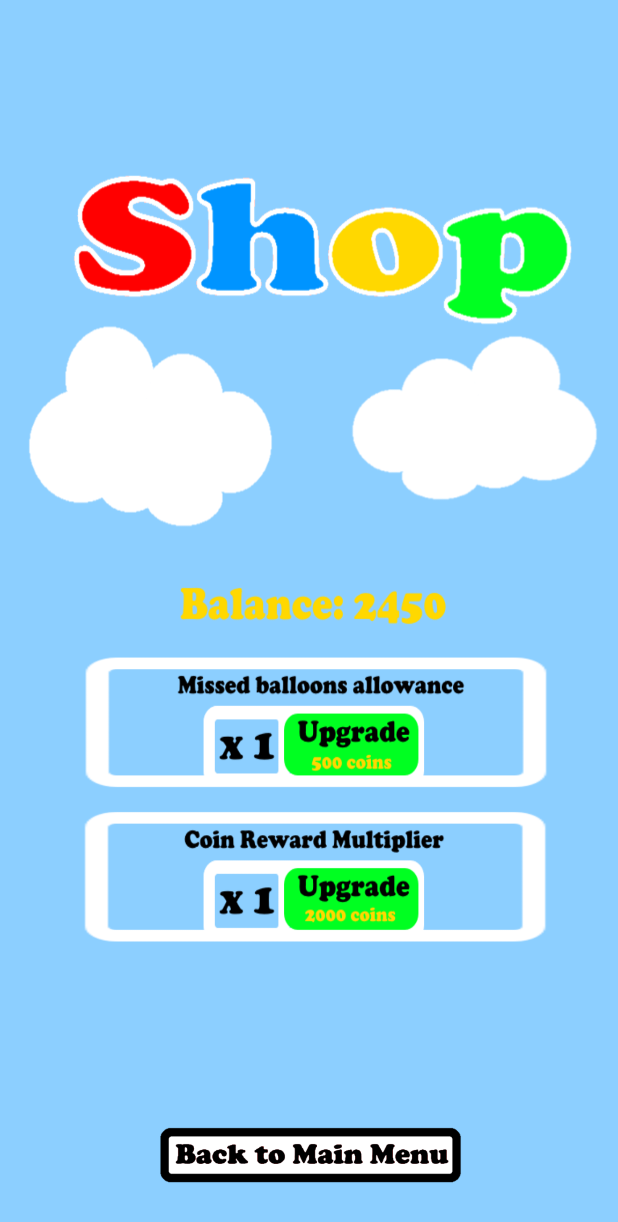
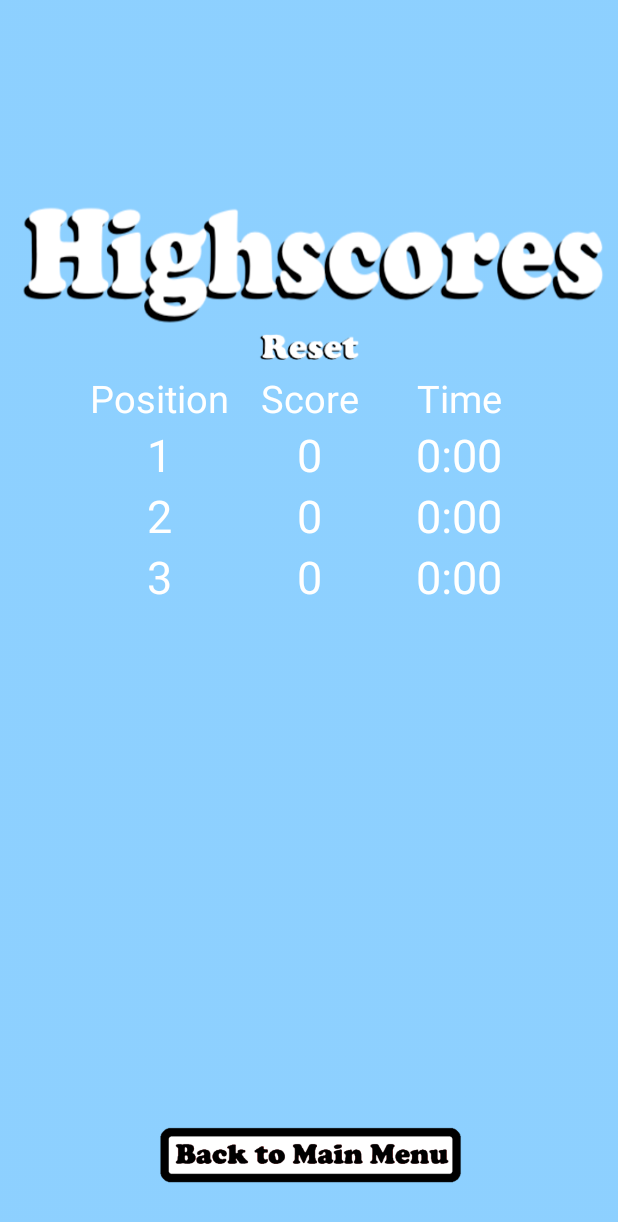
Before and after one commit to ppawlicki95/Final-Year-Project, an Android app: the screen it shows after launch (shop before the commit, highscores after it), after a tap on an icon or button, on a phone screen of 412 x 824 dp. Shown: the top 1222 px of the screen. Run offline under Robolectric (Android 15) with nearby library versions, the phone set to English and light mode, and no system bars.

Commit message:
Highscores implemented, code refactored

```diff
--- a/Programs/BalloonsGui/app/src/main/AndroidManifest.xml
+++ b/Programs/BalloonsGui/app/src/main/AndroidManifest.xml
@@ -19,8 +19,8 @@
             </intent-filter>
         </activity>
         <activity
-            android:name=".shop"
-            android:label="@string/title_activity_shop"
+            android:name=".highscores"
+            android:label="highscores"
             android:theme="@style/AppTheme.NoActionBar" />
 
         <activity
--- a/Programs/BalloonsGui/app/src/main/java/baloons_gui/patrykpawlicki/balloonsgui/Balloon.java
+++ b/Programs/BalloonsGui/app/src/main/java/baloons_gui/patrykpawlicki/balloonsgui/Balloon.java
@@ -29,18 +29,16 @@ public class Balloon implements BalloonController {
     /**
      * Constructor for the balloon object.
      * @param context - interface which allows access to resources and states, required for the object to work with the GameView.
-     * @param color - colour of the paint for the primitive object corresponding to the balloon on screen
      * @param x - object X coordinate used for generating the circle which balloons are based on
      * @param y - object Y coordinate used for generating the circle which balloons are based on
      * @param radius - radius of the circle object corresponding to the balloon
      * @param elapsedTime - elapsed time since the start of the game
      */
-    public Balloon(Context context, int color, int x, int y, int radius, int elapsedTime) {
+    public Balloon(Context context, int x, int y, int radius, int elapsedTime) {
         this.context = context;
         bitmap = randomColour();
         circle = new Circle(x, y, radius);
         this.speed = 20 + elapsedTime/4 + randSpeed(elapsedTime);
-        this.color = color;
         this.x = x;
         this.y = y;
         popped = false;
--- a/Programs/BalloonsGui/app/src/main/java/baloons_gui/patrykpawlicki/balloonsgui/BalloonManager.java
+++ b/Programs/BalloonsGui/app/src/main/java/baloons_gui/patrykpawlicki/balloonsgui/BalloonManager.java
@@ -63,13 +63,13 @@ public class BalloonManager {
         return balloons.size();
     }
 
-    public void generateBalloon(int elapsedTime) {
+    public void generateBalloon(Context context, int x, int y, int radius, int elapsedTime) {
         if (elapsedTime <= 30) { spawnRounds = 1; }
         else if (elapsedTime > 30 && elapsedTime <= 60) { spawnRounds = 2; }
         else if (elapsedTime > 60) { spawnRounds = 3; }
 
         for (int i = 0; i < spawnRounds; i++) {
-            balloons.add(new Balloon(context, Color.RED, randX(), randY(), MainThread.SCREEN_WIDTH/5, elapsedTime));
+            balloons.add(new Balloon(context, x, y, radius, elapsedTime));
         }
 
     }
@@ -93,7 +93,7 @@ public class BalloonManager {
             //Log.d(TAG, "Spawn time: " + spawnTime);
 
             if (elapsedTime > spawnTime + 1) {
-                generateBalloon(elapsedTime);
+                generateBalloon(context, randX(), randY(), MainThread.SCREEN_WIDTH/5, elapsedTime);
                 //Log.d(TAG, "generateBalloon()");
                 //Log.d(TAG, " Number of balloons: " + balloons.size());
                 spawnTime++;
--- a/Programs/BalloonsGui/app/src/main/java/baloons_gui/patrykpawlicki/balloonsgui/MainActivity.java
+++ b/Programs/BalloonsGui/app/src/main/java/baloons_gui/patrykpawlicki/balloonsgui/MainActivity.java
@@ -39,7 +39,7 @@ public class MainActivity extends AppCompatActivity {
         shop_btn.setOnClickListener(new View.OnClickListener(){
             @Override
             public void onClick(View v) {
-                Intent nav_shop = new Intent(MainActivity.this, shop.class);
+                Intent nav_shop = new Intent(MainActivity.this, highscores.class);
                 startActivity(nav_shop);
             }
         });
--- a/Programs/BalloonsGui/app/src/main/java/baloons_gui/patrykpawlicki/balloonsgui/game.java
+++ b/Programs/BalloonsGui/app/src/main/java/baloons_gui/patrykpawlicki/balloonsgui/game.java
@@ -1,7 +1,6 @@
 package baloons_gui.patrykpawlicki.balloonsgui;
 
 import android.app.Activity;
-import android.content.Intent;
 import android.os.Bundle;
 import android.view.Window;
 import android.view.WindowManager;
@@ -14,6 +13,6 @@ public class game extends Activity {
         this.requestWindowFeature(Window.FEATURE_NO_TITLE);
 
         super.onCreate(savedInstanceState);
-        setContentView(new GameView(this));
+        setContentView(new GamePanel(this));
     }
 }
--- /dev/null
+++ b/Programs/BalloonsGui/app/src/main/java/baloons_gui/patrykpawlicki/balloonsgui/highscores.java
@@ -0,0 +1,80 @@
+package baloons_gui.patrykpawlicki.balloonsgui;
+
+import android.content.Context;
+import android.content.Intent;
+import android.content.SharedPreferences;
+import android.os.Bundle;
+import android.preference.PreferenceManager;
+import android.support.v7.app.AppCompatActivity;
+import android.view.View;
+import android.widget.EditText;
+import android.widget.ImageView;
+import android.widget.TextView;
+
+import java.io.File;
+import java.io.FileInputStream;
+
+public class highscores extends AppCompatActivity {
+
+    public static int highscore1, highscore2, highscore3;
+    public static String newtime1, newtime2, newtime3;
+
+    @Override
+    protected void onCreate(Bundle savedInstanceState) {
+        super.onCreate(savedInstanceState);
+        setContentView(R.layout.activity_highscores);
+
+        ImageView back_btn = (ImageView) findViewById(R.id.back_btn);
+        ImageView reset_btn = (ImageView) findViewById(R.id.reset_btn);
+
+        final TextView score1 = (TextView) findViewById(R.id.score1);
+        final TextView score2 = (TextView) findViewById(R.id.score2);
+        final TextView score3 = (TextView) findViewById(R.id.score3);
+
+        final TextView time1 = (TextView) findViewById(R.id.time1);
+        final TextView time2 = (TextView) findViewById(R.id.time2);
+        final TextView time3 = (TextView) findViewById(R.id.time3);
+
+        final SharedPreferences preferences = this.getSharedPreferences("Scores", Context.MODE_PRIVATE);
+        final SharedPreferences.Editor editor = preferences.edit();
+
+        editor.putInt("highscore1", highscore1);
+        editor.putInt("highscore2", highscore2);
+        editor.putInt("highscore3", highscore3);
+        editor.putString("time1", newtime1);
+        editor.putString("time2", newtime2);
+        editor.putString("time3", newtime3);
+        editor.apply();
+
+        score1.setText(String.valueOf(preferences.getInt("highscore1", 0)));
+        score2.setText(String.valueOf(preferences.getInt("highscore2", 0)));
+        score3.setText(String.valueOf(preferences.getInt("highscore3", 0)));
+        time1.setText(String.valueOf(preferences.getString("time1", "0:00")));
+        time2.setText(String.valueOf(preferences.getString("time2", "0:00")));
+        time3.setText(String.valueOf(preferences.getString("time3", "0:00")));
+
+        back_btn.setOnClickListener(new View.OnClickListener() {
+            @Override
+            public void onClick(View v) {
+                Intent nav_main = new Intent(highscores.this, MainActivity.class);
+                highscores.this.finish();
+                startActivity(nav_main);
+            }
+        });
+
+        reset_btn.setOnClickListener(new View.OnClickListener() {
+            @Override
+            public void onClick(View v) {
+                editor.clear();
+                editor.commit();
+                score1.setText(String.valueOf(preferences.getInt("highscore1", 0)));
+                score2.setText(String.valueOf(preferences.getInt("highscore2", 0)));
+                score3.setText(String.valueOf(preferences.getInt("highscore3", 0)));
+                time1.setText(String.valueOf(preferences.getString("time1", "0:00")));
+                time2.setText(String.valueOf(preferences.getString("time2", "0:00")));
+                time3.setText(String.valueOf(preferences.getString("time3", "0:00")));
+                //setContentView(R.layout.activity_highscores);
+            }
+        });
+    }
+}
--- a/Programs/BalloonsGui/app/src/main/java/baloons_gui/patrykpawlicki/balloonsgui/shop.java
+++ /dev/null
@@ -1,28 +0,0 @@
-package baloons_gui.patrykpawlicki.balloonsgui;
-
-import android.content.Intent;
-import android.os.Bundle;
-import android.support.v7.app.AppCompatActivity;
-import android.view.View;
-import android.widget.ImageView;
-
-public class shop extends AppCompatActivity {
-
-    @Override
-    protected void onCreate(Bundle savedInstanceState) {
-        super.onCreate(savedInstanceState);
-        setContentView(R.layout.activity_shop);
-
-        //"Back to main menu" button listener and onClick method
-        ImageView back_btn = (ImageView)findViewById(R.id.back_btn);
-        back_btn.setOnClickListener(new View.OnClickListener(){
-            @Override
-            public void onClick(View v) {
-                Intent nav_main = new Intent(shop.this, MainActivity.class);
-                shop.this.finish();
-                startActivity(nav_main);
-            }
-        });
-    }
-
-}
--- a/Programs/BalloonsGui/app/src/main/res/layout/activity_shop.xml
+++ b/Programs/BalloonsGui/app/src/main/res/layout/activity_highscores.xml
@@ -4,7 +4,7 @@
     xmlns:tools="http://schemas.android.com/tools"
     android:layout_width="match_parent"
     android:layout_height="match_parent"
-    tools:context="baloons_gui.patrykpawlicki.balloonsgui.shop">
+    tools:context="baloons_gui.patrykpawlicki.balloonsgui.highscores">
 
     <android.support.design.widget.AppBarLayout
         android:layout_width="match_parent"
@@ -13,6 +13,8 @@
 
     </android.support.design.widget.AppBarLayout>
 
-    <include layout="@layout/content_shop" />
+    <include
+        android:id="@+id/include"
+        layout="@layout/content_highscores" />
 
 </android.support.design.widget.CoordinatorLayout>
--- /dev/null
+++ b/Programs/BalloonsGui/app/src/main/res/layout/content_highscores.xml
@@ -0,0 +1,203 @@
+<?xml version="1.0" encoding="utf-8"?>
+<android.support.constraint.ConstraintLayout xmlns:android="http://schemas.android.com/apk/res/android"
+    xmlns:app="http://schemas.android.com/apk/res-auto"
+    xmlns:tools="http://schemas.android.com/tools"
+    android:layout_width="match_parent"
+    android:layout_height="match_parent"
+    android:background="@drawable/highscores_bkg"
+    app:layout_behavior="@string/appbar_scrolling_view_behavior"
+    tools:context="baloons_gui.patrykpawlicki.balloonsgui.highscores"
+    tools:showIn="@layout/activity_highscores">
+
+    <ImageView
+        android:id="@+id/reset_btn"
+        android:layout_width="69dp"
+        android:layout_height="17dp"
+        android:layout_marginBottom="8dp"
+        android:layout_marginEnd="8dp"
+        android:layout_marginStart="8dp"
+        android:layout_marginTop="8dp"
+        android:src="@drawable/reset_btn"
+        app:layout_constraintBottom_toTopOf="@+id/tableLayout"
+        app:layout_constraintEnd_toEndOf="parent"
+        app:layout_constraintHorizontal_bias="0.501"
+        app:layout_constraintStart_toStartOf="parent"
+        app:layout_constraintTop_toTopOf="parent"
+        app:layout_constraintVertical_bias="1.0" />
+
+    <ImageView
+        android:id="@+id/back_btn"
+        android:layout_width="213dp"
+        android:layout_height="40dp"
+        app:srcCompat="@drawable/back_to_main_btn"
+        app:layout_constraintBottom_toBottomOf="parent"
+        android:layout_marginBottom="33dp"
+        android:layout_marginRight="8dp"
+        app:layout_constraintRight_toRightOf="parent"
+        android:layout_marginLeft="8dp"
+        app:layout_constraintLeft_toLeftOf="parent"
+        app:layout_constraintTop_toTopOf="parent"
+        android:layout_marginTop="8dp"
+        app:layout_constraintHorizontal_bias="0.503"
+        app:layout_constraintVertical_bias="1.0" />
+
+    <TableLayout
+        android:id="@+id/tableLayout"
+        android:layout_width="300dp"
+        android:layout_height="158dp"
+        android:layout_marginEnd="8dp"
+        android:layout_marginStart="8dp"
+        android:layout_marginTop="248dp"
+        app:layout_constraintEnd_toEndOf="parent"
+        app:layout_constraintStart_toStartOf="parent"
+        app:layout_constraintTop_toTopOf="parent">
+
+        <TableRow
+            android:layout_width="match_parent"
+            android:layout_height="match_parent">
+
+            <TextView
+                android:id="@+id/PositionTag"
+                android:layout_width="51dp"
+                android:layout_height="wrap_content"
+                android:ems="10"
+                android:inputType="textPersonName"
+                android:text="Position"
+                android:textAlignment="center"
+                android:textColor="#FFF"
+                android:textSize="25dp" />
+
+            <TextView
+                android:id="@+id/ScoreTag"
+                android:layout_width="100dp"
+                android:layout_height="match_parent"
+                android:ems="10"
+                android:inputType="textPersonName"
+                android:text="Score"
+                android:textAlignment="center"
+                android:textColor="#FFF"
+                android:textSize="25dp" />
+
+            <TextView
+                android:id="@+id/TimeTag"
+                android:layout_width="100dp"
+                android:layout_height="wrap_content"
+                android:ems="10"
+                android:inputType="textPersonName"
+                android:text="Time"
+                android:textAlignment="center"
+                android:textColor="#FFF"
+                android:textSize="25dp" />
+        </TableRow>
+
+        <TableRow
+            android:layout_width="match_parent"
+            android:layout_height="match_parent">
+
+            <TextView
+                android:id="@+id/position1"
+                android:layout_width="51dp"
+                android:layout_height="wrap_content"
+                android:ems="10"
+                android:inputType="textPersonName"
+                android:text="1"
+                android:textAlignment="center"
+                android:textColor="#FFF"
+                android:textSize="30dp" />
+
+            <TextView
+                android:id="@+id/score1"
+                android:layout_width="100dp"
+                android:layout_height="match_parent"
+                android:ems="10"
+                android:inputType="textPersonName"
+                android:textAlignment="center"
+                android:textColor="#FFF"
+                android:textSize="30dp" />
+
+            <TextView
+                android:id="@+id/time1"
+                android:layout_width="100dp"
+                android:layout_height="wrap_content"
+                android:ems="10"
+                android:inputType="textPersonName"
+                android:textAlignment="center"
+                android:textColor="#FFF"
+                android:textSize="30dp" />
+        </TableRow>
+
+        <TableRow
+            android:layout_width="match_parent"
+            android:layout_height="match_parent">
+
+            <TextView
+                android:id="@+id/position2"
+                android:layout_width="100dp"
+                android:layout_height="wrap_content"
+                android:ems="10"
+                android:inputType="textPersonName"
+                android:text="2"
+                android:textAlignment="center"
+                android:textColor="#FFF"
+                android:textSize="30dp" />
+
+            <TextView
+                android:id="@+id/score2"
+                android:layout_width="100dp"
+                android:layout_height="wrap_content"
+                android:ems="10"
+                android:inputType="textPersonName"
+                android:textAlignment="center"
+                android:textColor="#FFF"
+                android:textSize="30dp" />
+
+            <TextView
+                android:id="@+id/time2"
+                android:layout_width="100dp"
+                android:layout_height="wrap_content"
+                android:ems="10"
+                android:inputType="textPersonName"
+                android:textAlignment="center"
+                android:textColor="#FFF"
+                android:textSize="30dp" />
+        </TableRow>
+
+        <TableRow
+            android:layout_width="match_parent"
+            android:layout_height="match_parent">
+
+            <TextView
+                android:id="@+id/position3"
+                android:layout_width="100dp"
+                android:layout_height="wrap_content"
+                android:ems="10"
+                android:inputType="textPersonName"
+                android:text="3"
+                android:textAlignment="center"
+                android:textColor="#FFF"
+                android:textSize="30dp" />
+
+            <TextView
+                android:id="@+id/score3"
+                android:layout_width="100dp"
+                android:layout_height="wrap_content"
+                android:ems="10"
+                android:inputType="textPersonName"
+                android:textAlignment="center"
+                android:textColor="#FFF"
+                android:textSize="30dp" />
+
+            <TextView
+                android:id="@+id/time3"
+                android:layout_width="100dp"
+                android:layout_height="wrap_content"
+                android:ems="10"
+                android:inputType="textPersonName"
+                android:textAlignment="center"
+                android:textColor="#FFF"
+                android:textSize="30dp" />
+
+        </TableRow>
+    </TableLayout>
+
+</android.support.constraint.ConstraintLayout>
--- a/Programs/BalloonsGui/app/src/main/res/layout/content_shop.xml
+++ /dev/null
@@ -1,27 +0,0 @@
-<?xml version="1.0" encoding="utf-8"?>
-<android.support.constraint.ConstraintLayout xmlns:android="http://schemas.android.com/apk/res/android"
-    xmlns:app="http://schemas.android.com/apk/res-auto"
-    xmlns:tools="http://schemas.android.com/tools"
-    android:layout_width="match_parent"
-    android:layout_height="match_parent"
-    android:background="@drawable/shop_gui"
-    app:layout_behavior="@string/appbar_scrolling_view_behavior"
-    tools:context="baloons_gui.patrykpawlicki.balloonsgui.shop"
-    tools:showIn="@layout/activity_shop">
-
-    <ImageView
-        android:id="@+id/back_btn"
-        android:layout_width="213dp"
-        android:layout_height="40dp"
-        app:srcCompat="@drawable/back_to_main_btn"
-        app:layout_constraintBottom_toBottomOf="parent"
-        android:layout_marginBottom="33dp"
-        android:layout_marginRight="8dp"
-        app:layout_constraintRight_toRightOf="parent"
-        android:layout_marginLeft="8dp"
-        app:layout_constraintLeft_toLeftOf="parent"
-        app:layout_constraintTop_toTopOf="parent"
-        android:layout_marginTop="8dp"
-        app:layout_constraintHorizontal_bias="0.503"
-        app:layout_constraintVertical_bias="1.0" />
-</android.support.constraint.ConstraintLayout>
--- a/Programs/BalloonsGui/app/src/main/res/layout/game_view.xml
+++ b/Programs/BalloonsGui/app/src/main/res/layout/game_view.xml
@@ -3,6 +3,6 @@
     android:layout_width="match_parent" android:layout_height="match_parent"
     xmlns:tools="http://schemas.android.com/tools"
     android:background="@drawable/game_screen"
-    tools:context="baloons_gui.patrykpawlicki.balloonsgui.GameView">>
+    tools:context="baloons_gui.patrykpawlicki.balloonsgui.GamePanel">>
 
 </SurfaceView>
--- a/Programs/BalloonsGui/app/src/main/res/values/strings.xml
+++ b/Programs/BalloonsGui/app/src/main/res/values/strings.xml
@@ -1,5 +1,5 @@
 <resources>
     <string name="app_name">BalloonsGui</string>
-    <string name="title_activity_shop">shop</string>
+    <string name="title_activity_shop">highscores</string>
     <string name="title_activity_game">game</string>
 </resources>
--- a/Programs/BalloonsGui/build.gradle
+++ b/Programs/BalloonsGui/build.gradle
@@ -6,7 +6,10 @@ buildscript {
     }
     dependencies {
         classpath 'com.android.tools.build:gradle:3.0.1'
-
+        // Required -- JUnit 4 framework
+        //testCompile 'junit:junit:4.12'
+        // Optional -- Mockito framework
+        //estCompile 'org.mockito:mockito-core:1.10.19'
         // NOTE: Do not place your application dependencies here; they belong
         // in the individual module build.gradle files
     }
```
Also changed, not shown: Programs/BalloonsGui/app/build.gradle (+5 -2 lines), Programs/BalloonsGui/app/src/main/java/baloons_gui/patrykpawlicki/balloonsgui/GamePanel.java (added, +158 -0 lines), Programs/BalloonsGui/app/src/main/java/baloons_gui/patrykpawlicki/balloonsgui/GameView.java (deleted, +0 -116 lines), Programs/BalloonsGui/app/src/main/java/baloons_gui/patrykpawlicki/balloonsgui/MainThread.java (+6 -7 lines), Programs/BalloonsGui/app/src/main/res/drawable/highscores_bkg.png (added), Programs/BalloonsGui/app/src/main/res/drawable/reset_btn.png (added), 1 other file.
